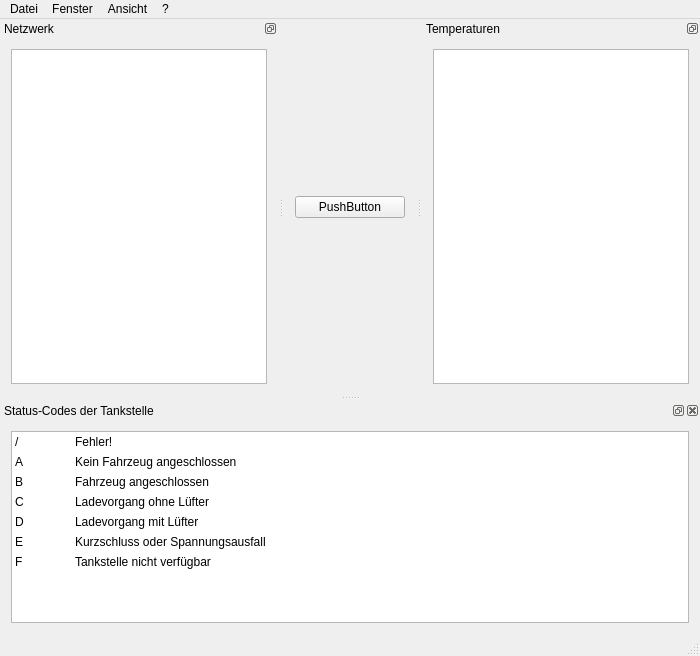
First picture: the form in Client/Desktop/EVSE/mainwindow.ui, repository agrippa1994/mobile_evse, before the edit.
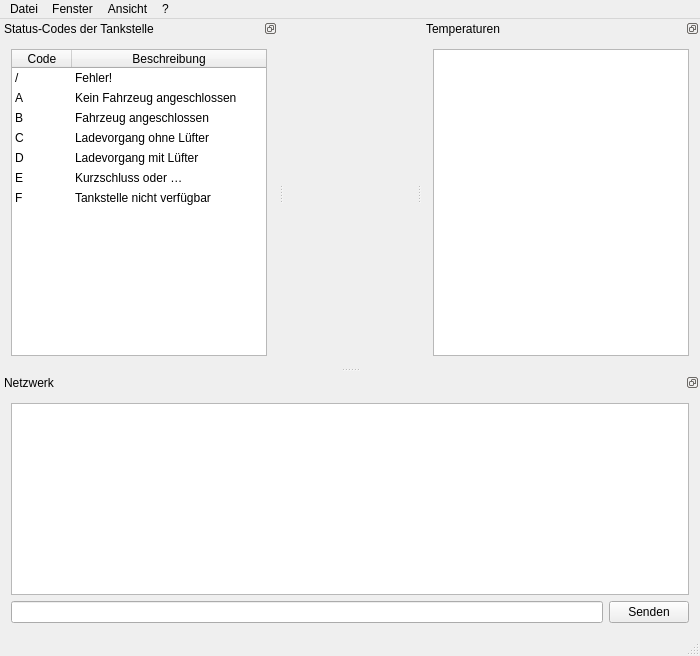
Second picture: the form after the edit.

Patch:
```diff
--- a/Client/Desktop/EVSE/mainwindow.ui
+++ b/Client/Desktop/EVSE/mainwindow.ui
@@ -17,15 +17,7 @@
    <string notr="true"/>
   </property>
   <widget class="QWidget" name="centralWidget">
-   <layout class="QGridLayout" name="gridLayout_4">
-    <item row="0" column="0">
-     <widget class="QPushButton" name="pushButton">
-      <property name="text">
-       <string>PushButton</string>
-      </property>
-     </widget>
-    </item>
-   </layout>
+   <layout class="QGridLayout" name="gridLayout_4"/>
   </widget>
   <widget class="QMenuBar" name="menuBar">
    <property name="geometry">
@@ -74,7 +66,7 @@
   <widget class="QStatusBar" name="statusBar"/>
   <widget class="QDockWidget" name="stateDock">
    <property name="features">
-    <set>QDockWidget::AllDockWidgetFeatures</set>
+    <set>QDockWidget::DockWidgetFloatable|QDockWidget::DockWidgetMovable</set>
    </property>
    <property name="allowedAreas">
     <set>Qt::BottomDockWidgetArea|Qt::LeftDockWidgetArea|Qt::RightDockWidgetArea</set>
@@ -83,7 +75,7 @@
     <string>Status-Codes der Tankstelle</string>
    </property>
    <attribute name="dockWidgetArea">
-    <number>8</number>
+    <number>1</number>
    </attribute>
    <widget class="QWidget" name="dockWidgetContents">
     <layout class="QGridLayout" name="gridLayout">
@@ -114,7 +106,7 @@
         <bool>false</bool>
        </property>
        <attribute name="horizontalHeaderVisible">
-        <bool>false</bool>
+        <bool>true</bool>
        </attribute>
        <attribute name="horizontalHeaderCascadingSectionResizes">
         <bool>false</bool>
@@ -295,11 +287,21 @@
     <string>Netzwerk</string>
    </property>
    <attribute name="dockWidgetArea">
-    <number>1</number>
+    <number>8</number>
    </attribute>
    <widget class="QWidget" name="dockWidgetContents_3">
     <layout class="QGridLayout" name="gridLayout_3">
-     <item row="0" column="0">
+     <item row="1" column="0">
+      <widget class="QLineEdit" name="lineEdit"/>
+     </item>
+     <item row="1" column="1">
+      <widget class="QPushButton" name="pushButton">
+       <property name="text">
+        <string>Senden</string>
+       </property>
+      </widget>
+     </item>
+     <item row="0" column="0" colspan="2">
       <widget class="QTextBrowser" name="networkBrowser">
        <property name="lineWrapMode">
         <enum>QTextEdit::WidgetWidth</enum>
```
Left out of the diff: 20 changed lines with no effect on the pictures.
